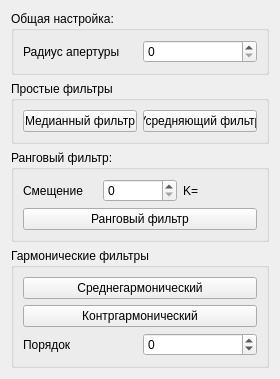
The window that simpleaver.ui (dive155/SmartImage) describes before a commit, drawn with Qt 5.
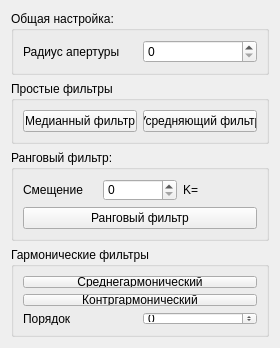
The same window after the commit.

```diff
--- a/simpleaver.ui
+++ b/simpleaver.ui
@@ -7,19 +7,19 @@
     <x>0</x>
     <y>0</y>
     <width>280</width>
-    <height>366</height>
+    <height>348</height>
    </rect>
   </property>
   <property name="minimumSize">
    <size>
     <width>280</width>
-    <height>0</height>
+    <height>348</height>
    </size>
   </property>
   <property name="maximumSize">
    <size>
     <width>280</width>
-    <height>16777215</height>
+    <height>348</height>
    </size>
   </property>
   <property name="windowTitle">
@@ -161,19 +161,6 @@
      </layout>
     </widget>
    </item>
-   <item>
-    <spacer name="verticalSpacer">
-     <property name="orientation">
-      <enum>Qt::Vertical</enum>
-     </property>
-     <property name="sizeHint" stdset="0">
-      <size>
-       <width>20</width>
-       <height>40</height>
-      </size>
-     </property>
-    </spacer>
-   </item>
   </layout>
  </widget>
  <resources/>
```
